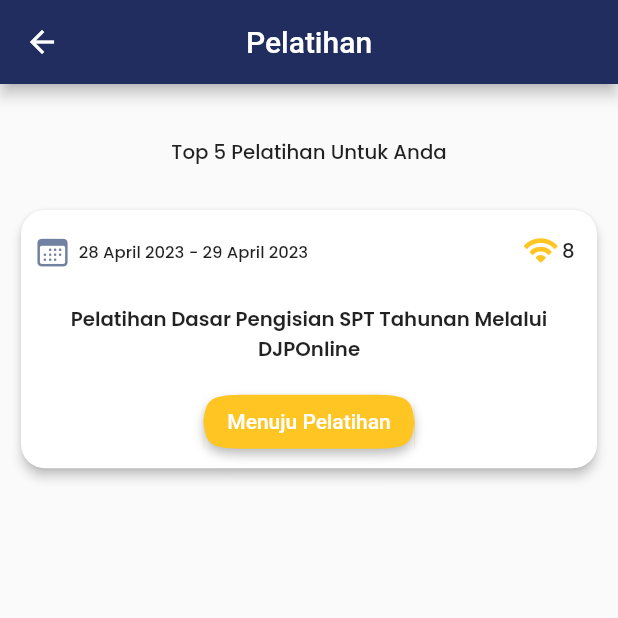
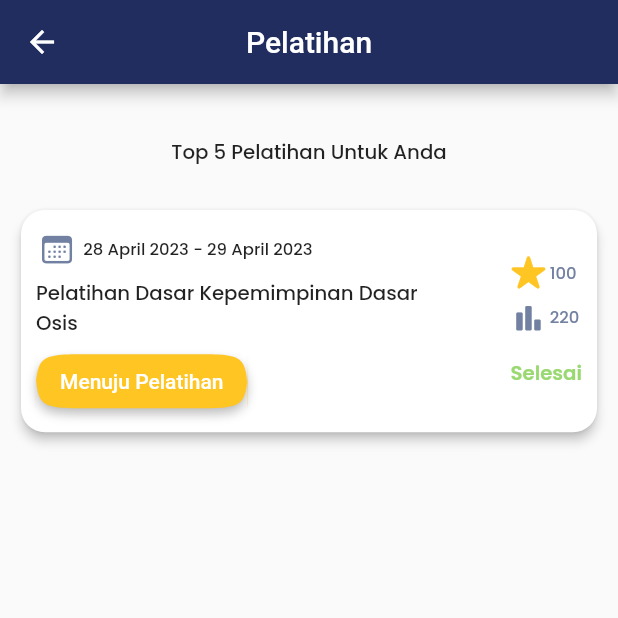
Before and after one commit to herdypad/renjaniapp, a Flutter app: the PelatihanView screen opened by its route, on a phone screen of 412 x 824 dp, the top half of it. Run offline on Flutter 3.47's test engine with Material 2 defaults, Android fonts, the phone set to English and light mode, and no system bars; our stand-ins replace carousel_slider, dio, flutter_screenutil, flutter_svg, flutter_widget_from_html_core, font_awesome_flutter and 5 more; accounts and stored records are empty.

Commit message:
fix view user, pelatihan

```diff
--- a/config.json
+++ b/config.json
@@ -1,4 +1,6 @@
 {
-    "openai_key": "",
-    "modules": []
+    "modules": [],
+    "module_directory_name": "module",
+    "experimental_mode": false,
+    "unfreezed": true
 }
--- a/lib/app/modules/pelatihan/views/pelatihan_view.dart
+++ b/lib/app/modules/pelatihan/views/pelatihan_view.dart
@@ -54,18 +54,13 @@ class PelatihanView extends GetView<PelatihanController> {
                               {}
                             },
                             child: Container(
-                              padding: EdgeInsets.all(5.0),
+                              padding: EdgeInsets.all(10.0),
                               // height: 98.h,
                               // width: 400.w,
-                              child: Padding(
-                                padding: EdgeInsets.all(2.0),
-                                child: Column(
-                                  children: [
-                                    Row(
+                              child: Row(
                                 mainAxisAlignment:
                                     MainAxisAlignment.spaceBetween,
                                 children: [
-                                        //tanggal--------------------------
                                   Column(
                                     crossAxisAlignment:
                                         CrossAxisAlignment.start,
@@ -103,40 +98,17 @@ class PelatihanView extends GetView<PelatihanController> {
                                           ],
                                         ),
                                       ),
-                                          ],
-                                        ),
 
-                                        //skor poin--------------------
-                                        Padding(
-                                          padding: const EdgeInsets.all(8.0),
-                                          child: Row(
-                                            children: [
-                                              Icon(
-                                                CupertinoIcons.wifi,
-                                                color: primaryColor2,
-                                              ),
-                                              SizedBox(
-                                                width: 2.w,
-                                              ),
-                                              Text(
-                                                '8',
-                                                style: mediumText12,
-                                              ),
-                                            ],
-                                          ),
-                                        ),
-                                      ],
-                                    ),
                                       SizedBox(
                                         height: 5.h,
                                       ),
-                                    Padding(
-                                      padding: const EdgeInsets.all(10),
+                                      Container(
+                                        width: 250.w,
                                         child: Text(
-                                          'Pelatihan Dasar Pengisian SPT Tahunan Melalui DJPOnline',
-                                          style: semiBoldText12,
-                                          textAlign: TextAlign.center),
+                                            'Pelatihan Dasar Kepemimpinan Dasar Osis',
+                                            style: mediumText12),
                                       ),
+
                                       SizedBox(
                                         height: 5.h,
                                       ),
@@ -153,6 +125,62 @@ class PelatihanView extends GetView<PelatihanController> {
                                       ),
                                     ],
                                   ),
+                                  Column(
+                                    crossAxisAlignment:
+                                        CrossAxisAlignment.start,
+                                    children: [
+                                      Row(
+                                        children: [
+                                          Icon(
+                                            CupertinoIcons.star_fill,
+                                            color: primaryColor2,
+                                          ),
+                                          SizedBox(
+                                            width: 2.w,
+                                          ),
+                                          Text(
+                                            '100',
+                                            style: mediumText10.copyWith(
+                                                color: primaryColor3),
+                                          ),
+                                        ],
+                                      ),
+                                      SizedBox(
+                                        height: 5.h,
+                                      ),
+                                      Row(
+                                        children: [
+                                          Icon(
+                                            CupertinoIcons.chart_bar_alt_fill,
+                                            color: primaryColor3,
+                                          ),
+                                          SizedBox(
+                                            width: 2.w,
+                                          ),
+                                          Text(
+                                            '220',
+                                            style: mediumText10.copyWith(
+                                                color: primaryColor3),
+                                          ),
+                                        ],
+                                      ),
+                                      SizedBox(
+                                        height: 15.h,
+                                      ),
+                                      Row(
+                                        children: [
+                                          Center(
+                                            child: Text(
+                                              'Selesai',
+                                              style: semiBoldText12.copyWith(
+                                                  color: appGreen),
+                                            ),
+                                          ),
+                                        ],
+                                      ),
+                                    ],
+                                  )
+                                ],
                               ),
                             ),
                           ),
```
Also changed, not shown: lib/app/modules/home/componet/branda_content_main.dart (+8 -2 lines), lib/app/modules/pengumuman/views/pengumuman_view.dart (+3 -18 lines), lib/app/modules/user_profile/views/user_profile_view.dart (+98 -92 lines). Lines whose indentation alone changed are shown as unchanged.
